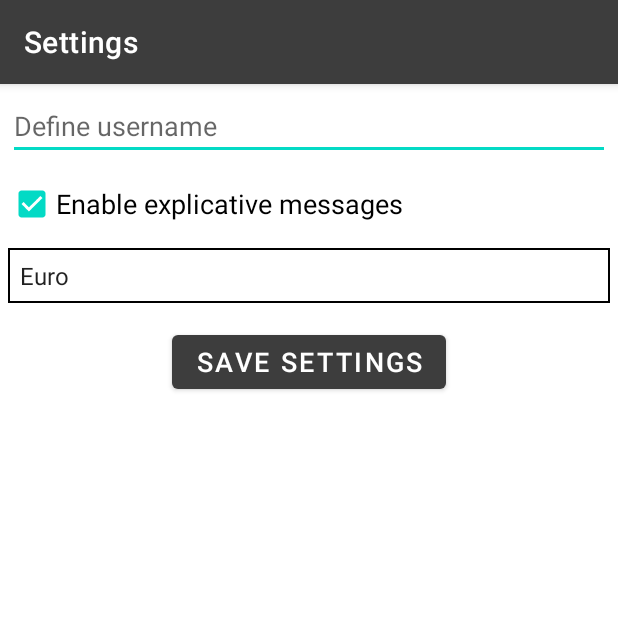
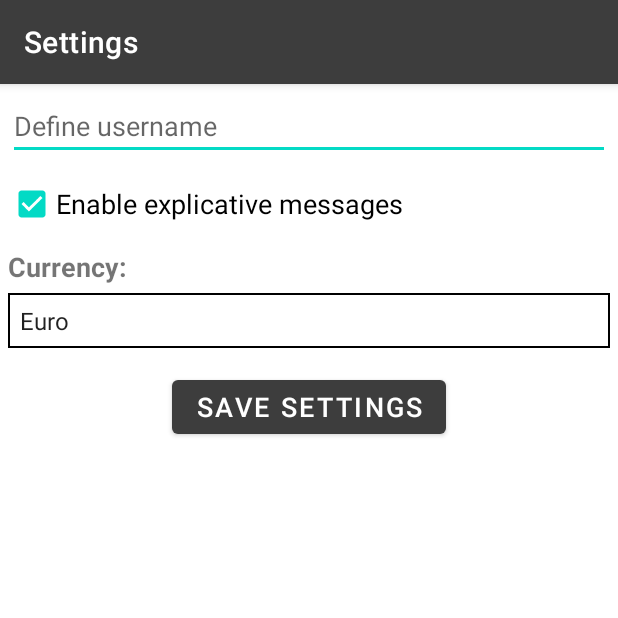
Before and after one commit to HumbertoBPF/LifeManagerMobile, an Android app: the AppSettingsActivity screen opened directly, with no data from a screen before it, on a phone screen of 412 x 824 dp, the top half of it. Run offline under Robolectric (Android 15) with nearby library versions, the phone set to English and light mode, and no system bars; our stand-ins replace Room's generated code.

Commit message:
Adding label to currency type setting layout

```diff
--- a/app/src/main/res/layout/activity_app_settings.xml
+++ b/app/src/main/res/layout/activity_app_settings.xml
@@ -30,13 +30,24 @@
         app:layout_constraintHorizontal_bias="0.0"
         android:layout_marginVertical="5dp"/>
 
+    <TextView
+        android:id="@+id/label_currency_type"
+        android:layout_width="wrap_content"
+        android:layout_height="wrap_content"
+        android:text="@string/label_currency_type"
+        android:textSize="18sp"
+        android:textStyle="bold"
+        app:layout_constraintTop_toBottomOf="@id/enable_toasts"
+        app:layout_constraintStart_toStartOf="@id/enable_toasts"
+        android:layout_marginVertical="5dp"/>
+
     <Spinner
         android:id="@+id/currency_type"
         android:layout_width="0dp"
         android:layout_height="wrap_content"
         android:background="@drawable/border_spinner"
         android:textSize="18sp"
-        app:layout_constraintTop_toBottomOf="@id/enable_toasts"
+        app:layout_constraintTop_toBottomOf="@id/label_currency_type"
         app:layout_constraintStart_toStartOf="@id/enable_toasts"
         app:layout_constraintEnd_toEndOf="@id/enable_toasts"
         android:paddingVertical="7dp"
--- a/app/src/main/res/values/strings.xml
+++ b/app/src/main/res/values/strings.xml
@@ -99,6 +99,7 @@
         area accessible by clicking on the cog icon in the bar on the top of the screen)</string>
     <string name="settings_dialog_yes">Do it now</string>
     <string name="settings_dialog_no">Not now</string>
+    <string name="label_currency_type">Currency:</string>
     <string-array name="currency_types">
         <item>Euro</item>
         <item>Dollar</item>
```
